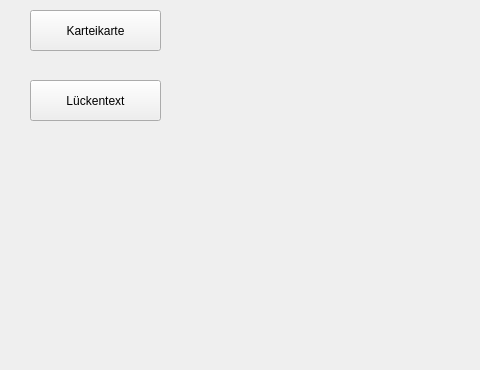
This is mainwindow.ui in anastasijabb/DatabaseGUI as Qt 5 draws it before an edit; both pictures show x 0 to 480 and y 230 to 600 of the 800 by 600 pixel window. The edited form follows.
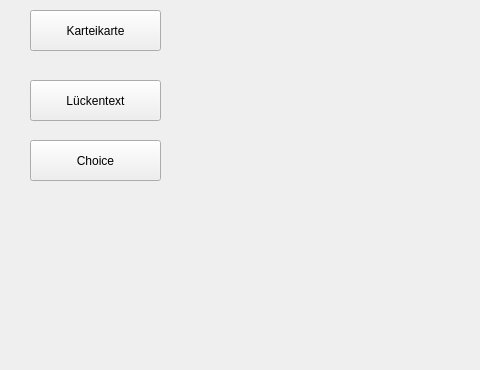
This is the edited form.

Patch:
```diff
--- a/mainwindow.ui
+++ b/mainwindow.ui
@@ -79,6 +79,19 @@
      <string>Lückentext</string>
     </property>
    </widget>
+   <widget class="QPushButton" name="pushButton_6">
+    <property name="geometry">
+     <rect>
+      <x>30</x>
+      <y>370</y>
+      <width>131</width>
+      <height>41</height>
+     </rect>
+    </property>
+    <property name="text">
+     <string>Choice</string>
+    </property>
+   </widget>
   </widget>
   <widget class="QMenuBar" name="menubar">
    <property name="geometry">
```
